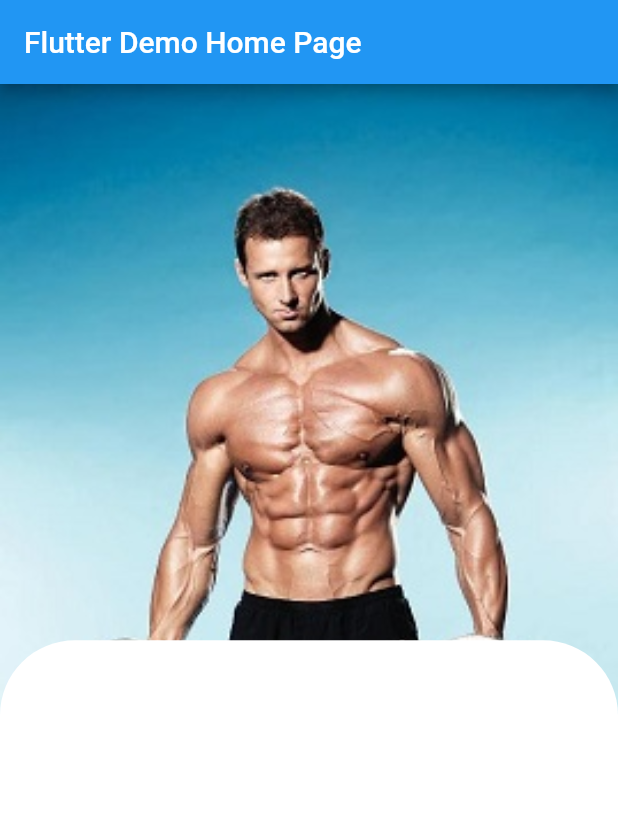
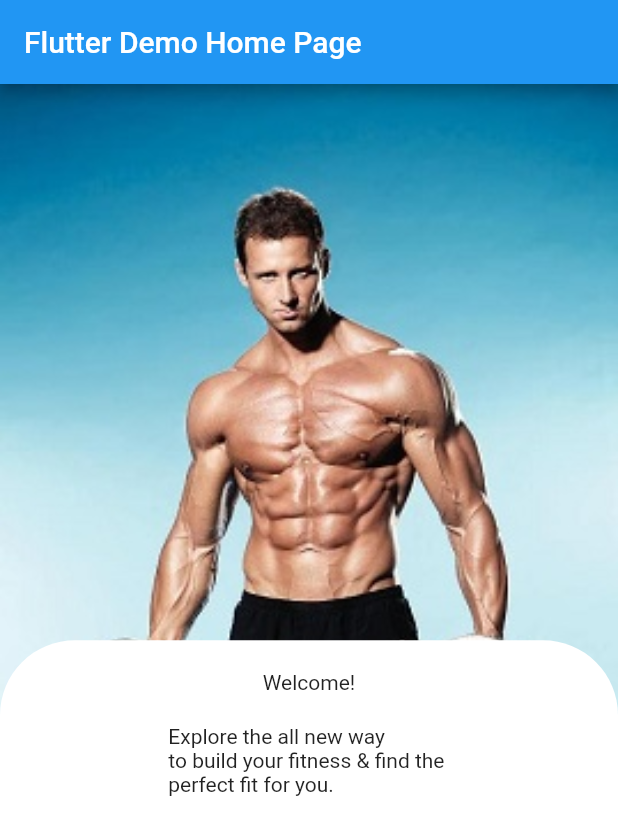
Before and after one commit to gboyega/Flutter_group_3, a Flutter app: the screen it shows after launch, on a phone screen of 412 x 824 dp. Shown: the top 835 px of the screen. Run offline on Flutter 3.47's test engine with Material 2 defaults, Android fonts, the phone set to English and light mode, and no system bars.

Commit message:
added text to the container

```diff
--- a/lib/home_page.dart
+++ b/lib/home_page.dart
@@ -43,7 +43,19 @@ class _MyHomePageState extends State<MyHomePage> {
                         topRight: Radius.circular(50),
                       ),
                     ),
-
+                    child: Column(
+                      children: [
+                        SizedBox(
+                          height: 20,
+                        ),
+                        Text("Welcome!"),
+                        SizedBox(
+                          height: 20,
+                        ),
+                        Text(
+                            "Explore the all new way \nto build your fitness & find the \nperfect fit for you.",)
+                      ],
+                    ),
                   ),
                 ],
               ),
```
